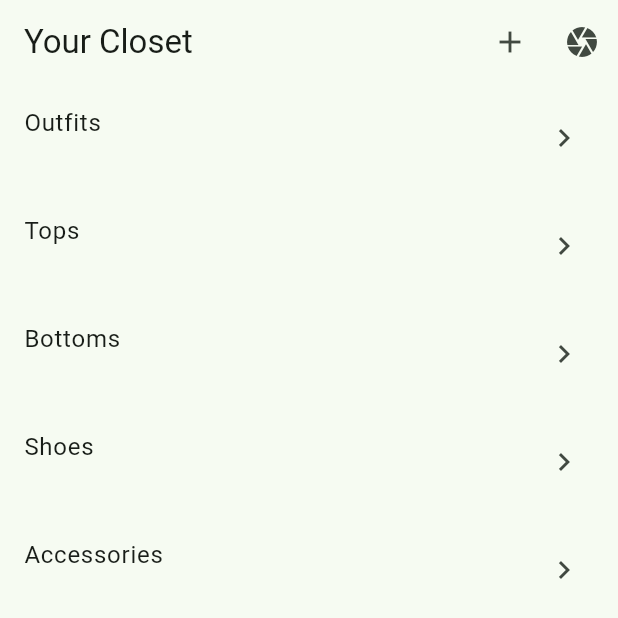
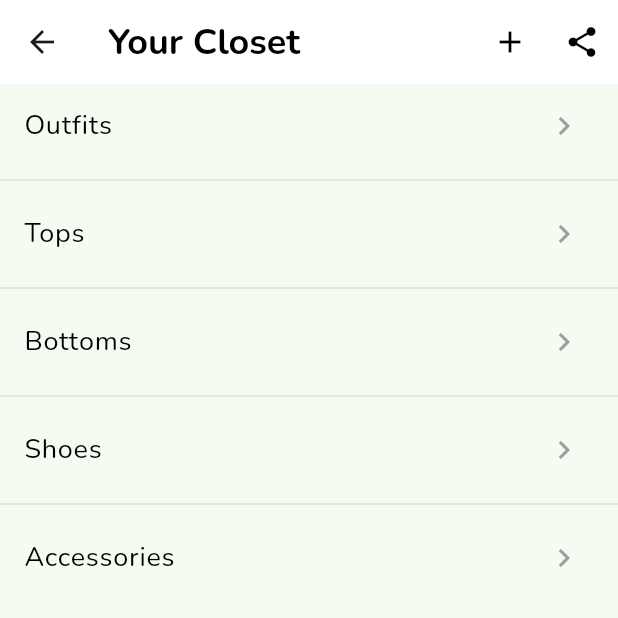
Before and after one commit to JessDang/WeatherWear-Mobile, a Flutter app: the ClosetScreen screen opened directly, on a phone screen of 412 x 824 dp. Shown: the top 618 px of the screen. Run offline on Flutter 3.47's test engine with Material 3 defaults, Android fonts, the phone set to English and light mode, and no system bars; our stand-ins replace camera, google_fonts, image_picker, share_plus, table_calendar.

Commit message:
Update closet_screen.dart

```diff
--- a/lib/screens/closet_screen.dart
+++ b/lib/screens/closet_screen.dart
@@ -1,10 +1,8 @@
 import 'package:flutter/material.dart';
-import '../models/clothing.dart';
-import '../widgets/clothing_list_tile.dart';
-import '../delegates/closet_search_delegate.dart';
+import 'package:google_fonts/google_fonts.dart';
 import 'add_clothes_screen.dart';
 import 'outfit_creation_screen.dart';
-import 'category_detail_screen.dart';
+import 'category_detail_screen.dart'; // Ensure you have this screen for showing category details
 
 class ClosetScreen extends StatefulWidget {
   ClosetScreen({Key? key}) : super(key: key);
@@ -14,77 +12,67 @@ class ClosetScreen extends StatefulWidget {
 }
 
 class _ClosetScreenState extends State<ClosetScreen> {
-  int _selectedIndex = 2;
 
-  // Navigate to AddClothesScreen to add new clothes
   void _navigateToAddClothesScreen() {
     Navigator.of(context).push(
       MaterialPageRoute(builder: (context) => AddClothesScreen()),
     );
   }
 
-  // Navigate to OutfitCreationScreen to create a new outfit
   void _navigateToOutfitCreationScreen() {
     Navigator.of(context).push(
       MaterialPageRoute(builder: (context) => OutfitCreationScreen()),
     );
   }
 
-  // Navigate to CategoryDetailScreen when a category is tapped
   void _navigateToCategoryDetail(String category) {
     Navigator.of(context).push(
       MaterialPageRoute(
-        builder: (context) => CategoryDetailScreen(category: category, clothes: [],),
+        builder: (context) => CategoryDetailScreen(category: category, clothes: []),
       ),
     );
   }
 
   @override
   Widget build(BuildContext context) {
-    final Map<String, List<Clothing>> categories = {
-      'Outfits': [],
-      'Tops': [],
-      'Bottoms': [],
-      'Shoes': [],
-      'Accessories': [],
-      // Add other categories as needed
-    };
+    final List<String> categories = ['Outfits', 'Tops', 'Bottoms', 'Shoes', 'Accessories'];
 
     return Scaffold(
       appBar: AppBar(
-        title: const Text('Your Closet'),
-        automaticallyImplyLeading: false, // Do not show the back button
+        title: Text(
+          'Your Closet',
+          style: GoogleFonts.nunito(
+            color: Colors.black,
+            fontSize: 24,
+            fontWeight: FontWeight.bold,
+          ),
+        ),
+        backgroundColor: Colors.white,
+        elevation: 0,
         actions: [
           IconButton(
-            icon: const Icon(Icons.add),
-            onPressed: _navigateToAddClothesScreen, // Navigate to the add clothing page
+            icon: const Icon(Icons.add, color: Colors.black),
+            onPressed: _navigateToAddClothesScreen,
           ),
           IconButton(
-            icon: const Icon(Icons.camera),
-            onPressed: _navigateToOutfitCreationScreen, // Navigate to the outfit creation page
+            icon: const Icon(Icons.share, color: Colors.black),
+            onPressed: _navigateToOutfitCreationScreen,
           ),
-          // IconButton(
-          //   icon: const Icon(Icons.search),
-          //   onPressed: () {
-          //     showSearch(
-          //       context: context,
-          //       delegate: ClosetSearchDelegate(categories.keys.cast<Clothing>().toList(), categories: []), // Pass the categories
-          //     );
-          //   },
-          // ),
         ],
       ),
-      body: ListView.builder(
+      body: ListView.separated(
         itemCount: categories.length,
+        separatorBuilder: (context, index) => Divider(color: Colors.grey[300]),
         itemBuilder: (context, index) {
-          String category = categories.keys.elementAt(index);
-          return ClothingListTile(
-            category: category,
-            clothes: categories[category]!,
-              onTap: () {
-                          _navigateToCategoryDetail(category);
-                        },
-  // Handle tap here
+          return ListTile(
+            title: Text(
+              categories[index],
+              style: GoogleFonts.nunito(fontSize: 18, color: Colors.black),
+            ),
+            trailing: Icon(Icons.chevron_right, color: Colors.grey),
+            onTap: () {
+              _navigateToCategoryDetail(categories[index]);
+            },
           );
         },
       ),
```
